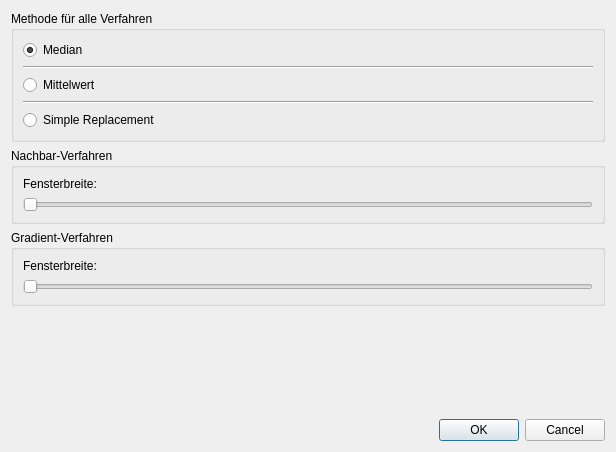
Before: the Qt Designer form main/resources/base/einstellungenKorrigieren.ui in TrandyAndy/Bad-Pixel, drawn with Qt 5.
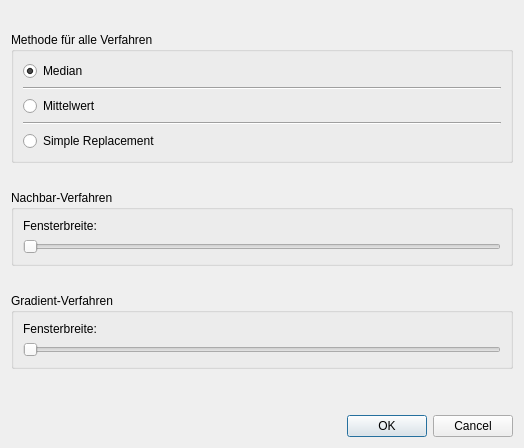
After: the same form once the commit is applied.

Commit message: UI Schöner gemacht, import Funktion neu gemacht, Schieberegler implementiert

Diff of the .ui file:
```diff
--- a/main/resources/base/einstellungenKorrigieren.ui
+++ b/main/resources/base/einstellungenKorrigieren.ui
@@ -6,14 +6,27 @@
    <rect>
     <x>0</x>
     <y>0</y>
-    <width>616</width>
-    <height>452</height>
+    <width>524</width>
+    <height>448</height>
    </rect>
   </property>
   <property name="windowTitle">
    <string>Weitere Einstellungen für Korrekturalgorithmus</string>
   </property>
   <layout class="QVBoxLayout" name="verticalLayout_2">
+   <item>
+    <spacer name="verticalSpacer_2">
+     <property name="orientation">
+      <enum>Qt::Vertical</enum>
+     </property>
+     <property name="sizeHint" stdset="0">
+      <size>
+       <width>20</width>
+       <height>2</height>
+      </size>
+     </property>
+    </spacer>
+   </item>
    <item>
     <widget class="QGroupBox" name="groupBox">
      <property name="title">
@@ -61,6 +74,19 @@
      </layout>
     </widget>
    </item>
+   <item>
+    <spacer name="verticalSpacer_3">
+     <property name="orientation">
+      <enum>Qt::Vertical</enum>
+     </property>
+     <property name="sizeHint" stdset="0">
+      <size>
+       <width>20</width>
+       <height>1</height>
+      </size>
+     </property>
+    </spacer>
+   </item>
    <item>
     <widget class="QGroupBox" name="groupBox_2">
      <property name="title">
@@ -79,7 +105,7 @@
         <item>
          <widget class="QLabel" name="labelNachbarFensterbreite">
           <property name="text">
-           <string> </string>
+           <string/>
           </property>
           <property name="alignment">
            <set>Qt::AlignRight|Qt::AlignTrailing|Qt::AlignVCenter</set>
@@ -113,6 +139,19 @@
      </layout>
     </widget>
    </item>
+   <item>
+    <spacer name="verticalSpacer_4">
+     <property name="orientation">
+      <enum>Qt::Vertical</enum>
+     </property>
+     <property name="sizeHint" stdset="0">
+      <size>
+       <width>20</width>
+       <height>2</height>
+      </size>
+     </property>
+    </spacer>
+   </item>
    <item>
     <widget class="QGroupBox" name="groupBox_3">
      <property name="title">
@@ -131,7 +170,7 @@
         <item>
          <widget class="QLabel" name="labelGradientFensterbreite">
           <property name="text">
-           <string> </string>
+           <string/>
           </property>
           <property name="alignment">
            <set>Qt::AlignRight|Qt::AlignTrailing|Qt::AlignVCenter</set>
```
The commit also changes 4 other files.
